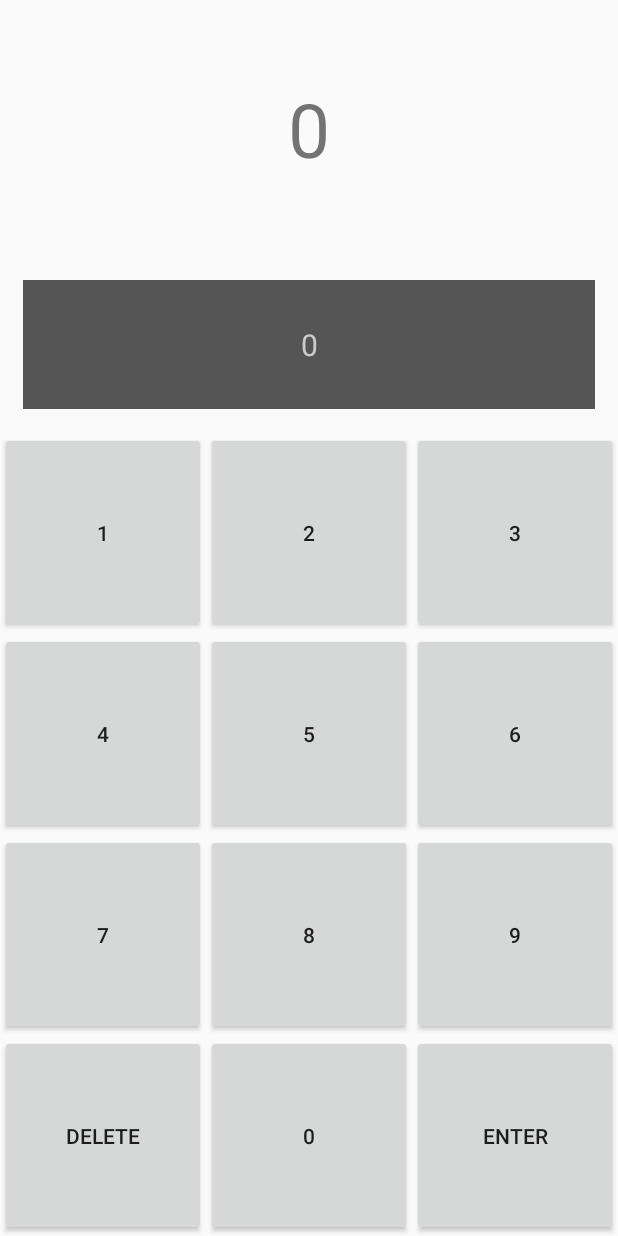
After one commit to zhangfh/android, an Android app: the FragmentActivity screen opened directly, with no data from a screen before it, on a phone screen of 412 x 824 dp. The commit adds this screen. Run offline under Robolectric (Android 15) with nearby library versions, the phone set to English and light mode, and no system bars.

Commit message:
scratch 0.7

```diff
--- a/Scratch/app/src/main/AndroidManifest.xml
+++ b/Scratch/app/src/main/AndroidManifest.xml
@@ -54,6 +54,7 @@
         <service android:name=".service.MyService"  android:enabled="true"/>
         <service android:name=".service.ConvertService" android:process=":convertprc"/>
 
+        <activity android:name=".FragmentActivity"></activity>
     </application>
     <uses-permission android:name="android.permission.ACCESS_WIFI_STATE"></uses-permission>
     <uses-permission android:name="android.permission.INTERNET" />
--- /dev/null
+++ b/Scratch/app/src/main/java/com/lst/burns/scratch/Base/BaseFragmentActivity.java
@@ -0,0 +1,36 @@
+package com.lst.burns.scratch.Base;
+
+import android.os.Bundle;
+import android.support.v4.app.Fragment;
+import android.support.v4.app.FragmentActivity;
+import android.support.v4.app.FragmentManager;
+
+import com.lst.burns.scratch.R;
+
+public abstract class BaseFragmentActivity extends FragmentActivity {
+
+    @Override
+    protected void onCreate(Bundle savedInstanceState) {
+        super.onCreate(savedInstanceState);
+
+        initView();
+
+
+    }
+    //R.id.fragmentContainer
+    public  void initFragment(int resid){
+        FragmentManager fm = getSupportFragmentManager();
+        Fragment fragment = fm.findFragmentById(resid);
+
+        if (fragment == null){
+            fragment = createFragment();
+            fm.beginTransaction().add(resid,fragment).commit();
+
+        }
+    }
+    protected abstract void initView();
+    protected abstract  Fragment createFragment();
+
+
+
+}
--- /dev/null
+++ b/Scratch/app/src/main/java/com/lst/burns/scratch/FragmentActivity.java
@@ -0,0 +1,28 @@
+package com.lst.burns.scratch;
+
+import android.os.Bundle;
+import android.support.v4.app.Fragment;
+import android.view.Window;
+
+import com.lst.burns.scratch.Base.BaseFragmentActivity;
+
+//  super.onCreate --> initView --> initFragment --> createFragment
+public class FragmentActivity extends BaseFragmentActivity {
+
+    @Override
+    protected void onCreate(Bundle savedInstanceState) {
+
+        super.onCreate(savedInstanceState);
+        //setContentView(R.layout.activity_main);
+        initFragment(R.id.fragmentContainer);//must call this function
+    }
+    @Override
+    protected void initView() {
+        setContentView(R.layout.activity_fragment_base);
+    }
+
+    @Override
+    protected Fragment createFragment() {
+        return new RemoteControlFragment();
+    }
+}
--- a/Scratch/app/src/main/java/com/lst/burns/scratch/MainActivity.java
+++ b/Scratch/app/src/main/java/com/lst/burns/scratch/MainActivity.java
@@ -28,6 +28,8 @@ public class MainActivity extends AppCompatActivity implements View.OnClickListe
     private Button mButton_UseNotification;
     private Button mButton_StartHttpServer;
     private Button mButton_ServiceTest;
+    private Button mButton_AddBaseFragment;
+
     @Override
     protected void onCreate(Bundle savedInstanceState) {
         super.onCreate(savedInstanceState);
@@ -67,6 +69,10 @@ public class MainActivity extends AppCompatActivity implements View.OnClickListe
 
         mButton_ServiceTest = (Button)findViewById(R.id.servicetest);
         mButton_ServiceTest.setOnClickListener(this);
+
+        mButton_AddBaseFragment = (Button)findViewById(R.id.addbasefragment);
+        mButton_AddBaseFragment.setOnClickListener(this);
+
     }
 
     @Override
@@ -111,7 +117,8 @@ public class MainActivity extends AppCompatActivity implements View.OnClickListe
             case R.id.servicetest:
                 i = new Intent(this,ServiceActivity.class);
                 break;
-
+            case R.id.addbasefragment:
+                i = new Intent(this,FragmentActivity.class);
             default:
                 break;
         }
--- /dev/null
+++ b/Scratch/app/src/main/java/com/lst/burns/scratch/RemoteControlFragment.java
@@ -0,0 +1,81 @@
+package com.lst.burns.scratch;
+
+import android.os.Bundle;
+import android.support.v4.app.Fragment;
+import android.view.LayoutInflater;
+import android.view.View;
+import android.view.ViewGroup;
+import android.widget.Button;
+import android.widget.TableLayout;
+import android.widget.TableRow;
+import android.widget.TextView;
+
+public class RemoteControlFragment extends Fragment {
+
+    private TextView mSelectedTextView;
+    private TextView mWorkingTextView;
+    @Override
+    public View onCreateView(LayoutInflater inflater, ViewGroup parent, Bundle savedInstanceState){
+        View v = inflater.inflate(R.layout.fragment_remote_control,parent,false);
+
+        mSelectedTextView = (TextView)v.findViewById(R.id.fragment_remote_control_selectedTextView);
+        mWorkingTextView = (TextView)v.findViewById(R.id.fragment_remote_control_workingTextView);
+
+
+        View.OnClickListener numberButtonListener = new View.OnClickListener(){
+            public void onClick(View v){
+                TextView textView =(TextView)v;
+                String working = mWorkingTextView.getText().toString();
+                String text = textView.getText().toString();
+
+                if(working.equals("0")){
+                    mWorkingTextView.setText(text);
+                }else {
+                    mWorkingTextView.setText(working + text);
+                }
+            }
+        };
+
+        //Button zeroButton = (Button)v.findViewById(R.id.fragment_remote_control_zeroButton);
+        //zeroButton.setOnClickListener(numberButtonListener);
+
+        //Button oneButton = (Button)v.findViewById(R.id.fragment_remote_control_oneButton);
+        //oneButton.setOnClickListener(numberButtonListener);
+
+        TableLayout tableLayout = (TableLayout)v.findViewById(R.id.fragment_remote_control_tableLayout);
+        int number = 1;
+        for(int i=2; i<tableLayout.getChildCount() - 1; i++){
+            TableRow row = (TableRow)tableLayout.getChildAt(i);
+            for(int j=0; j<row.getChildCount();j++){
+                Button button = (Button)row.getChildAt(j);
+                button.setText("" + number);
+                button.setOnClickListener(numberButtonListener);
+                number++;
+            }
+        }
+
+        TableRow bottomRow = (TableRow)tableLayout.getChildAt(tableLayout.getChildCount() -1);
+
+        Button deleteButton = (Button)bottomRow.getChildAt(0);
+        deleteButton.setText("Delete");
+        deleteButton.setOnClickListener(new View.OnClickListener(){
+            public void onClick(View v){
+                mWorkingTextView.setText("0");
+            }
+        });
+
+        Button zeroButton = (Button)bottomRow.getChildAt(1);
+        zeroButton.setText("0");
+        zeroButton.setOnClickListener(numberButtonListener);
+
+        Button enterButton = (Button)bottomRow.getChildAt(2);
+        enterButton.setText("Enter");
+        enterButton.setOnClickListener(new View.OnClickListener(){
+            public void onClick(View v){
+                mWorkingTextView.setText("0");
+            }
+        });
+
+        return v;
+    }
+}
--- a/Scratch/app/src/main/java/com/lst/burns/scratch/ServiceActivity.java
+++ b/Scratch/app/src/main/java/com/lst/burns/scratch/ServiceActivity.java
@@ -18,6 +18,10 @@ import android.widget.Button;
 import com.lst.burns.scratch.service.ConvertService;
 import com.lst.burns.scratch.service.MyIntentService;
 import com.lst.burns.scratch.service.MyService;
+
+//common service : MyService
+//ServiceIntent:  MyIntentService
+//communication by messenger and service: ConvertService.
 
 public class ServiceActivity extends AppCompatActivity implements View.OnClickListener {
 
--- /dev/null
+++ b/Scratch/app/src/main/res/layout/activity_fragment_base.xml
@@ -0,0 +1,7 @@
+<?xml version="1.0" encoding="utf-8"?>
+<FrameLayout xmlns:android="http://schemas.android.com/apk/res/android"
+             android:id="@+id/fragmentContainer"
+             android:layout_width="match_parent"
+             android:layout_height="match_parent"
+
+    />
--- a/Scratch/app/src/main/res/layout/activity_main.xml
+++ b/Scratch/app/src/main/res/layout/activity_main.xml
@@ -91,5 +91,12 @@
         android:layout_below="@id/starthttpserver"
         android:text="android Server Test"/>
 
+    <Button
+        android:layout_width="match_parent"
+        android:layout_height="wrap_content"
+        android:id="@+id/addbasefragment"
+        android:layout_below="@id/servicetest"
+        android:text="add Base Fragment"/>
+
 </RelativeLayout>
 </ScrollView>
--- /dev/null
+++ b/Scratch/app/src/main/res/layout/button_row.xml
@@ -0,0 +1,5 @@
+<TableRow xmlns:android="http://schemas.android.com/apk/res/android">
+    <Button style="@style/RemoteButton"/>
+    <Button style="@style/RemoteButton"/>
+    <Button style="@style/RemoteButton"/>
+</TableRow>
--- /dev/null
+++ b/Scratch/app/src/main/res/layout/fragment_remote_control.xml
@@ -0,0 +1,40 @@
+<?xml version="1.0" encoding="utf-8"?>
+<TableLayout xmlns:android="http://schemas.android.com/apk/res/android"
+             android:id="@+id/fragment_remote_control_tableLayout"
+             android:layout_width="match_parent"
+             android:layout_height="match_parent"
+             android:stretchColumns="*">
+
+    <TextView
+        android:id="@+id/fragment_remote_control_selectedTextView"
+        android:layout_width="match_parent"
+        android:layout_height="0dp"
+        android:layout_weight="2"
+        android:gravity="center"
+        android:text="0"
+        android:textSize="50dp"/>
+    <TextView
+        android:id="@+id/fragment_remote_control_workingTextView"
+        android:layout_width="match_parent"
+        android:layout_height="0dp"
+        android:layout_weight="1"
+        android:layout_margin="15dp"
+        android:background="#555555"
+        android:gravity="center"
+        android:text="0"
+        android:textColor="#cccccc"
+        android:textSize="20dp"/>
+
+    <include
+        android:layout_weight="1"
+        layout="@layout/button_row"/>
+    <include
+        android:layout_weight="1"
+        layout="@layout/button_row"/>
+    <include
+        android:layout_weight="1"
+        layout="@layout/button_row"/>
+    <include
+        android:layout_weight="1"
+        layout="@layout/button_row"/>
+</TableLayout>
--- a/Scratch/app/src/main/res/values/styles.xml
+++ b/Scratch/app/src/main/res/values/styles.xml
@@ -14,4 +14,8 @@
         <item name="alertDialogTheme">@style/Theme.AppCompat.Dialog.Alert</item>
         <item name="android:windowBackground">@color/colorPrimary</item>
     </style>
+    <style name="RemoteButton">
+        <item name="android:layout_width">0dp</item>
+        <item name="android:layout_height">match_parent</item>
+    </style>
 </resources>
```
Also changed, not shown: 1 other file.
